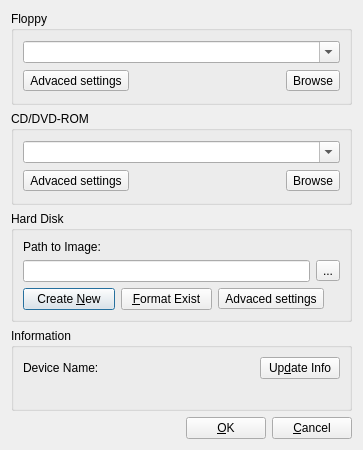
Above: Properties_Window.ui from qunying/aqemu-old before the change. Below: the same form after it.
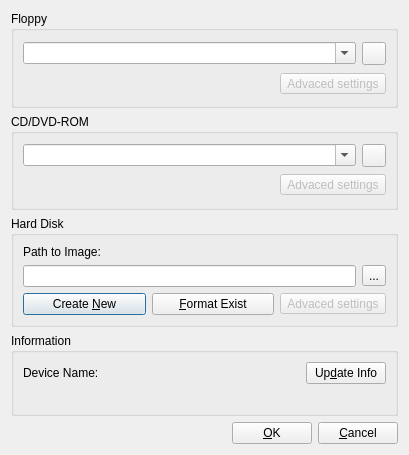
That is the form after the change. Icons and pictures are not drawn.

Commit message: Fixes in network redirections and device manager

The edit to the form file:
```diff
--- a/Properties_Window.ui
+++ b/Properties_Window.ui
@@ -5,12 +5,12 @@
   <property name="windowModality" >
    <enum>Qt::WindowModal</enum>
   </property>
-  <property name="geometry" >
+  <property name="geometry">
    <rect>
     <x>0</x>
     <y>0</y>
-    <width>363</width>
-    <height>450</height>
+    <width>409</width>
+    <height>455</height>
    </rect>
   </property>
   <property name="windowTitle" >
@@ -32,31 +32,38 @@
      <property name="title" >
       <string>Floppy</string>
      </property>
-     <layout class="QGridLayout" name="gridLayout_4" >
-      <item row="0" column="0" colspan="3" >
-       <widget class="QComboBox" name="CB_FD_Devices" >
-        <property name="editable" >
-         <bool>true</bool>
-        </property>
-       </widget>
+     <layout class="QGridLayout" name="gridLayout_3">
+      <item row="0" column="0" colspan="2">
+       <layout class="QHBoxLayout" name="horizontalLayout_4">
+        <item>
+         <widget class="QComboBox" name="CB_FD_Devices">
+          <property name="editable">
+           <bool>true</bool>
+          </property>
+         </widget>
+        </item>
+        <item>
+         <widget class="QToolButton" name="TB_FD_Image_Browse">
+          <property name="toolTip">
+           <string>Browse</string>
+          </property>
+          <property name="text">
+           <string/>
+          </property>
+          <property name="icon">
+           <iconset resource="images.qrc">
+            <normaloff>:/open-file.png</normaloff>:/open-file.png</iconset>
+          </property>
+          <property name="toolButtonStyle">
+           <enum>Qt::ToolButtonTextBesideIcon</enum>
+          </property>
+         </widget>
+        </item>
+       </layout>
       </item>
-      <item row="1" column="0" >
-       <widget class="QToolButton" name="TB_FD_Advanced_Settings" >
-        <property name="text" >
-         <string>Advaced settings</string>
-        </property>
-        <property name="icon" >
-         <iconset resource="images.qrc" >
-          <normaloff>:/configure.png</normaloff>:/configure.png</iconset>
-        </property>
-        <property name="toolButtonStyle" >
-         <enum>Qt::ToolButtonTextBesideIcon</enum>
-        </property>
-       </widget>
-      </item>
-      <item row="1" column="1" >
-       <spacer name="horizontalSpacer" >
-        <property name="orientation" >
+      <item row="1" column="0">
+       <spacer name="horizontalSpacer">
+        <property name="orientation">
          <enum>Qt::Horizontal</enum>
         </property>
         <property name="sizeHint" stdset="0" >
@@ -67,14 +74,13 @@
         </property>
        </spacer>
       </item>
-      <item row="1" column="2" >
-       <widget class="QToolButton" name="TB_FD_Image_Browse" >
-        <property name="text" >
-         <string>Browse</string>
+      <item row="1" column="1">
+       <widget class="QToolButton" name="TB_FD_Advanced_Settings">
+        <property name="enabled">
+         <bool>false</bool>
         </property>
-        <property name="icon" >
-         <iconset resource="images.qrc" >
-          <normaloff>:/open-file.png</normaloff>:/open-file.png</iconset>
+        <property name="text">
+         <string>Advaced settings</string>
         </property>
         <property name="toolButtonStyle" >
          <enum>Qt::ToolButtonTextBesideIcon</enum>
@@ -95,31 +101,38 @@
      <property name="title" >
       <string>CD/DVD-ROM</string>
      </property>
-     <layout class="QGridLayout" name="gridLayout_3" >
-      <item row="0" column="0" colspan="3" >
-       <widget class="QComboBox" name="CB_CDROM_Devices" >
-        <property name="editable" >
-         <bool>true</bool>
-        </property>
-       </widget>
+     <layout class="QGridLayout" name="gridLayout_4">
+      <item row="0" column="0" colspan="2">
+       <layout class="QHBoxLayout" name="horizontalLayout_3">
+        <item>
+         <widget class="QComboBox" name="CB_CDROM_Devices">
+          <property name="editable">
+           <bool>true</bool>
+          </property>
+         </widget>
+        </item>
+        <item>
+         <widget class="QToolButton" name="TB_CDROM_Image_Browse">
+          <property name="toolTip">
+           <string>Browse</string>
+          </property>
+          <property name="text">
+           <string/>
+          </property>
+          <property name="icon">
+           <iconset resource="images.qrc">
+            <normaloff>:/open-file.png</normaloff>:/open-file.png</iconset>
+          </property>
+          <property name="toolButtonStyle">
+           <enum>Qt::ToolButtonTextBesideIcon</enum>
+          </property>
+         </widget>
+        </item>
+       </layout>
       </item>
-      <item row="1" column="0" >
-       <widget class="QToolButton" name="TB_CDROM_Advanced_Settings" >
-        <property name="text" >
-         <string>Advaced settings</string>
-        </property>
-        <property name="icon" >
-         <iconset resource="images.qrc" >
-          <normaloff>:/configure.png</normaloff>:/configure.png</iconset>
-        </property>
-        <property name="toolButtonStyle" >
-         <enum>Qt::ToolButtonTextBesideIcon</enum>
-        </property>
-       </widget>
-      </item>
-      <item row="1" column="1" >
-       <spacer name="horizontalSpacer_2" >
-        <property name="orientation" >
+      <item row="1" column="0">
+       <spacer name="horizontalSpacer_2">
+        <property name="orientation">
          <enum>Qt::Horizontal</enum>
         </property>
         <property name="sizeHint" stdset="0" >
@@ -130,14 +143,13 @@
         </property>
        </spacer>
       </item>
-      <item row="1" column="2" >
-       <widget class="QToolButton" name="TB_CDROM_Image_Browse" >
-        <property name="text" >
-         <string>Browse</string>
+      <item row="1" column="1">
+       <widget class="QToolButton" name="TB_CDROM_Advanced_Settings">
+        <property name="enabled">
+         <bool>false</bool>
         </property>
-        <property name="icon" >
-         <iconset resource="images.qrc" >
-          <normaloff>:/open-file.png</normaloff>:/open-file.png</iconset>
+        <property name="text">
+         <string>Advaced settings</string>
         </property>
         <property name="toolButtonStyle" >
          <enum>Qt::ToolButtonTextBesideIcon</enum>
@@ -158,31 +170,38 @@
      <property name="title" >
       <string>Hard Disk</string>
      </property>
-     <layout class="QGridLayout" name="gridLayout_2" >
-      <item row="0" column="0" colspan="2" >
-       <widget class="QLabel" name="Label_HDD_Path_to_Image" >
-        <property name="text" >
+     <layout class="QGridLayout" name="gridLayout_2">
+      <item row="0" column="0">
+       <widget class="QLabel" name="Label_HDD_Path_to_Image">
+        <property name="text">
          <string>Path to Image:</string>
         </property>
        </widget>
       </item>
-      <item row="1" column="0" colspan="3" >
-       <widget class="QLineEdit" name="Edit_HDD_Image_Path" />
+      <item row="1" column="0" colspan="3">
+       <layout class="QHBoxLayout" name="horizontalLayout_2">
+        <item>
+         <widget class="QLineEdit" name="Edit_HDD_Image_Path"/>
+        </item>
+        <item>
+         <widget class="QToolButton" name="TB_HDD_Image_Browse">
+          <property name="toolTip">
+           <string>Browse</string>
+          </property>
+          <property name="text">
+           <string>...</string>
+          </property>
+          <property name="icon">
+           <iconset resource="images.qrc">
+            <normaloff>:/open-file.png</normaloff>:/open-file.png</iconset>
+          </property>
+         </widget>
+        </item>
+       </layout>
       </item>
-      <item row="1" column="3" >
-       <widget class="QToolButton" name="TB_HDD_Image_Browse" >
-        <property name="text" >
-         <string>...</string>
-        </property>
-        <property name="icon" >
-         <iconset resource="images.qrc" >
-          <normaloff>:/open-file.png</normaloff>:/open-file.png</iconset>
-        </property>
-       </widget>
-      </item>
-      <item row="2" column="0" >
-       <widget class="QPushButton" name="Button_HDD_New" >
-        <property name="text" >
+      <item row="2" column="0">
+       <widget class="QPushButton" name="Button_HDD_New">
+        <property name="text">
          <string>Create &amp;New</string>
         </property>
         <property name="icon" >
@@ -202,9 +221,12 @@
         </property>
        </widget>
       </item>
-      <item row="2" column="2" colspan="2" >
-       <widget class="QToolButton" name="TB_HDD_Advanced_Settings" >
-        <property name="text" >
+      <item row="2" column="2">
+       <widget class="QToolButton" name="TB_HDD_Advanced_Settings">
+        <property name="enabled">
+         <bool>false</bool>
+        </property>
+        <property name="text">
          <string>Advaced settings</string>
         </property>
         <property name="icon" >
```
Left out of the diff: 141 changed lines with no effect on the pictures. The commit also changes 6 other files.
